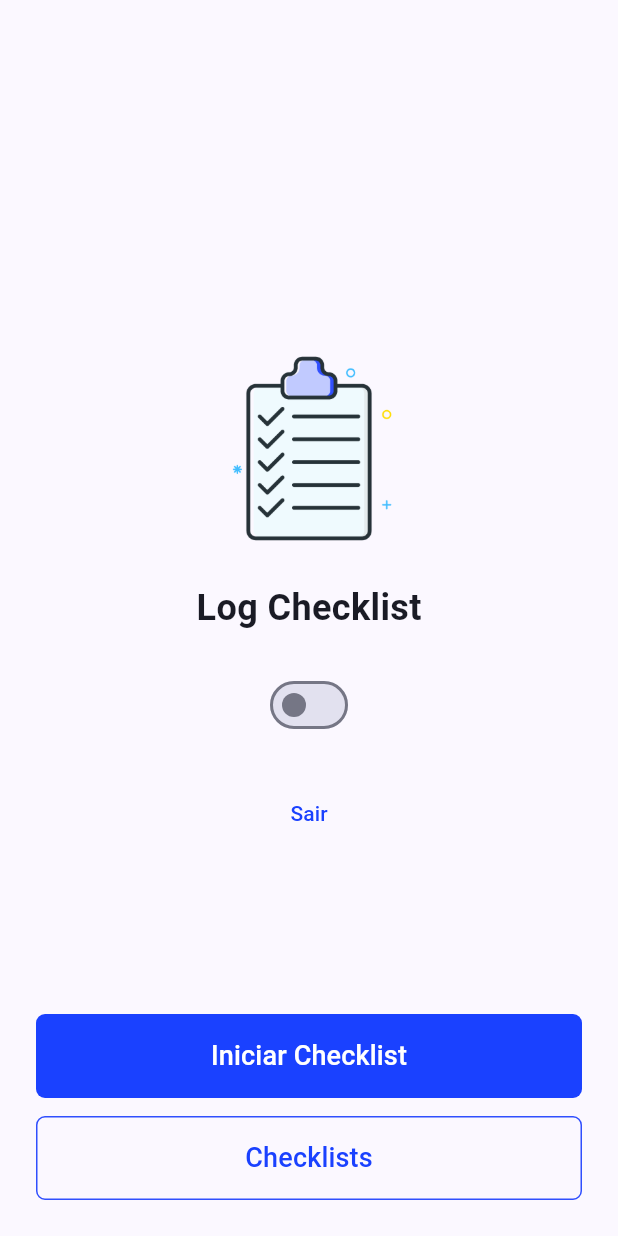
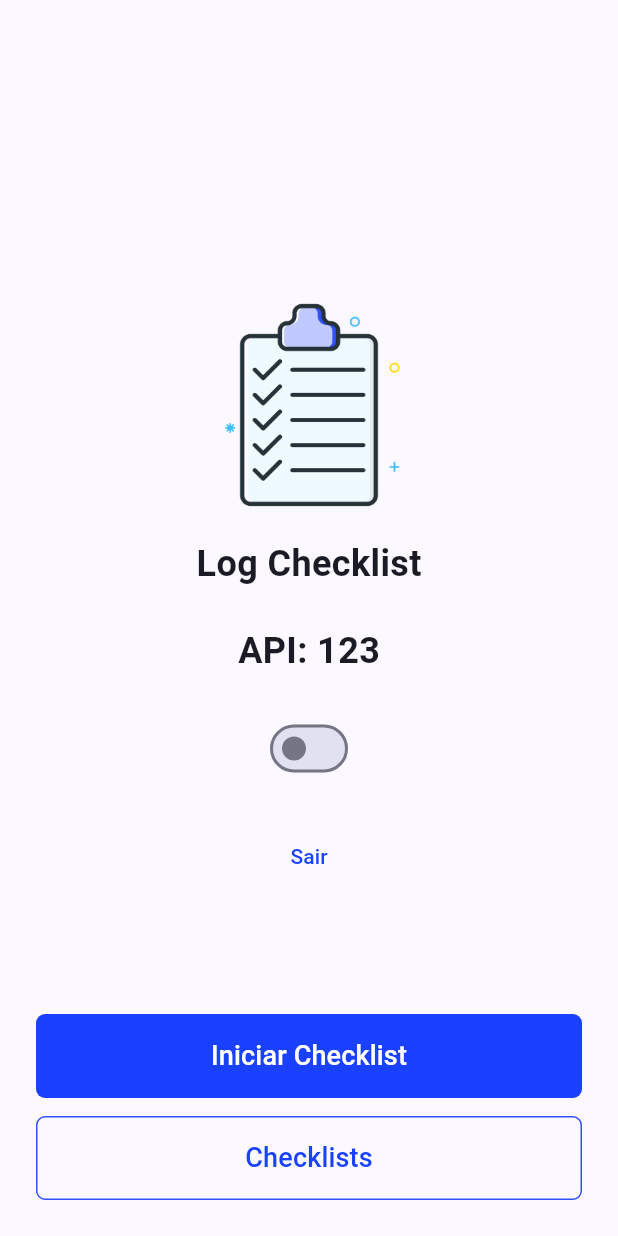
Before and after one commit to drantunes/flutter_checklists, a Flutter app: the screen it shows after launch, on a phone screen of 412 x 824 dp. Run offline on Flutter 3.47's test engine with Material 3 defaults, Android fonts, the phone set to English and light mode, and no system bars; our stand-ins replace go_router, objectbox, pocketbase, shared_preferences; generated files the repository leaves out were written again; statements that could not run were skipped.

Commit message:
Boas práticas e dicas

```diff
--- /dev/null
+++ b/lib/config/env.dart
@@ -0,0 +1,3 @@
+class Env {
+  static const apiKey = int.fromEnvironment('APIKEY', defaultValue: 123);
+}
--- a/lib/ui/core/app.dart
+++ b/lib/ui/core/app.dart
@@ -27,6 +27,19 @@ class App extends StatelessWidget {
         debugShowCheckedModeBanner: false,
         theme: ChecklistTheme.themeData,
         routerConfig: router,
+        builder: (context, widget) {
+          Widget error = const Text('Algo inesperado ocorreu!');
+          if (widget is Scaffold || widget is Navigator) {
+            error = Scaffold(
+              body: Center(
+                child: error,
+              ),
+            );
+          }
+          ErrorWidget.builder = (errorDetails) => error;
+          if (widget != null) return widget;
+          throw StateError('Widget is null');
+        },
       ),
     );
   }
--- a/lib/ui/core/widgets/error_screen.dart
+++ b/lib/ui/core/widgets/error_screen.dart
@@ -18,7 +18,7 @@ class ErrorScreen extends StatelessWidget {
               height: 150,
             ),
             const SizedBox(height: 20),
-            const Text(
+            Text(
               'Esta Rota não existe!',
               style: TextStyle(fontSize: 22, fontWeight: FontWeight.w600),
               textAlign: TextAlign.center,
--- a/lib/ui/home/home_screen.dart
+++ b/lib/ui/home/home_screen.dart
@@ -1,9 +1,13 @@
+import 'dart:developer';
+
 import 'package:flutter/material.dart';
+import 'package:flutter_checklist/config/env.dart';
 import 'package:flutter_checklist/routes/routes.dart';
 import 'package:flutter_checklist/ui/checklists/checklists_viewmodel.dart';
 import 'package:flutter_checklist/ui/core/widgets/full_button.dart';
 import 'package:flutter_checklist/ui/core/widgets/outlined_full_button.dart';
 import 'package:flutter_checklist/ui/home/home_viewmodel.dart';
+import 'package:flutter_checklist/utils/assets.dart';
 import 'package:go_router/go_router.dart';
 
 class HomeScreen extends StatefulWidget {
@@ -24,7 +28,7 @@ class _HomeScreenState extends State<HomeScreen> with SingleTickerProviderStateM
     animationController = AnimationController(
       vsync: this,
       duration: const Duration(seconds: 2),
-    )..forward();
+    )..repeat();
   }
 
   @override
@@ -37,10 +41,18 @@ class _HomeScreenState extends State<HomeScreen> with SingleTickerProviderStateM
   Widget build(BuildContext context) {
     final viewModel = widget.viewmodel;
 
+    log(MediaQuery.sizeOf(context).width.toString());
+
+    return LayoutBuilder(
+      builder: (context, contraints) {
+        if (contraints.maxWidth > 600) {
+          return Center(child: Text('Tela grande'));
+        }
         return ListenableBuilder(
           listenable: viewModel,
           builder: (context, child) {
-        return Scaffold(
+            return SafeArea(
+              child: Scaffold(
                 body: Padding(
                   padding: const EdgeInsets.only(bottom: 24.0, left: 24.0, right: 24.0),
                   child: Stack(
@@ -51,11 +63,13 @@ class _HomeScreenState extends State<HomeScreen> with SingleTickerProviderStateM
                           spacing: 24,
                           mainAxisAlignment: MainAxisAlignment.center,
                           children: [
-                      AnimatedBuilder(
+                            RepaintBoundary(
+                              child: AnimatedBuilder(
                                 animation: animationController,
                                 builder: (context, child) {
                                   return Transform.rotate(
-                            angle: animationController.value * 2 * 3.141592653589793,
+                                    angle:
+                                        animationController.value * 2 * 3.141592653589793,
                                     child: Transform.scale(
                                       scale: 1 + 0.1 * (1 - animationController.value),
                                       child: child,
@@ -64,11 +78,19 @@ class _HomeScreenState extends State<HomeScreen> with SingleTickerProviderStateM
                                 },
                                 child: SizedBox(
                                   width: 130,
-                          child: Image.asset('assets/images/checklist_logo.png'),
+                                  child: Image.asset(Assets.logo),
+                                ),
                               ),
                             ),
                             Text(
                               'Log Checklist',
+                              style: TextStyle(
+                                fontSize: 24,
+                                fontWeight: FontWeight.w600,
+                              ),
+                            ),
+                            Text(
+                              'API: ${Env.apiKey}',
                               style: TextStyle(
                                 fontSize: 24,
                                 fontWeight: FontWeight.w600,
@@ -114,6 +136,9 @@ class _HomeScreenState extends State<HomeScreen> with SingleTickerProviderStateM
                     ],
                   ),
                 ),
+              ),
+            );
+          },
         );
       },
     );
--- /dev/null
+++ b/lib/utils/assets.dart
@@ -0,0 +1,3 @@
+class Assets {
+  static const logo = 'assets/images/checklist_logo.png';
+}
--- a/pubspec.yaml
+++ b/pubspec.yaml
@@ -9,7 +9,7 @@ environment:
 dependencies:
   flutter:
     sdk: flutter
-  go_router: ^15.1.2
+  go_router: ^16.2.1
   google_fonts: ^6.2.1
   http: ^1.4.0
   objectbox: ^4.3.0
@@ -17,7 +17,7 @@ dependencies:
   path: ^1.9.1
   path_provider: ^2.1.5
   pocketbase: ^0.23.0
-  provider: ^6.1.5
+  provider: ^6.1.5+1
   shared_preferences: ^2.5.3
 
 dev_dependencies:
```
Also changed, not shown: lib/bootstrap.dart (added, +15 -0 lines), lib/main.dart (+72 -8 lines), pubspec.lock, 1 other file. Lines whose indentation alone changed are shown as unchanged.
